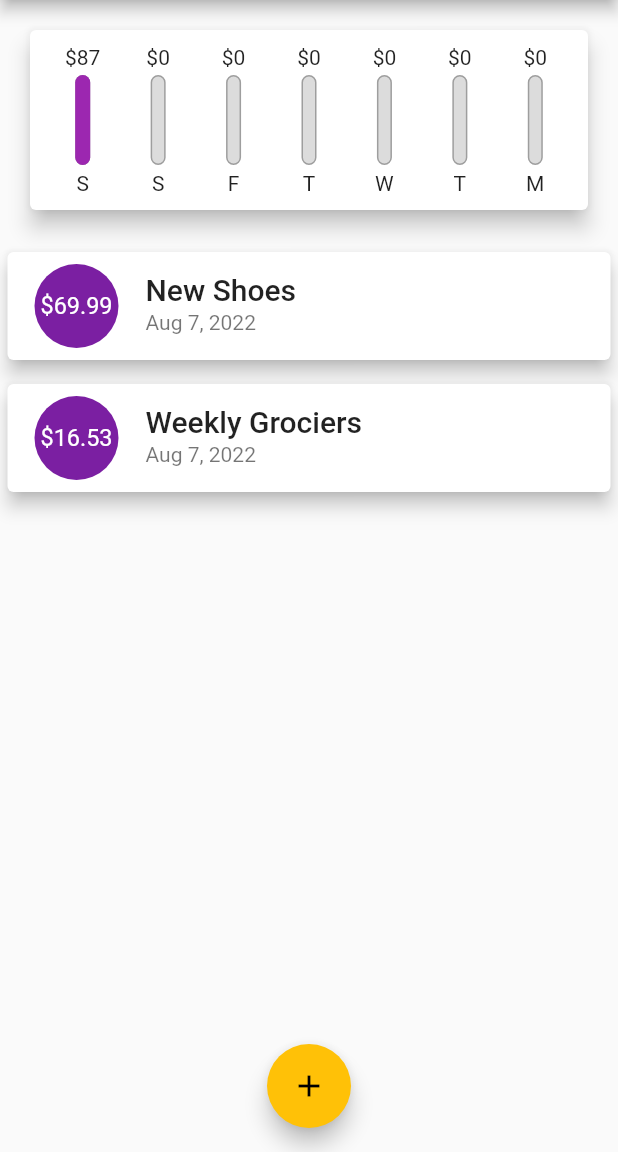
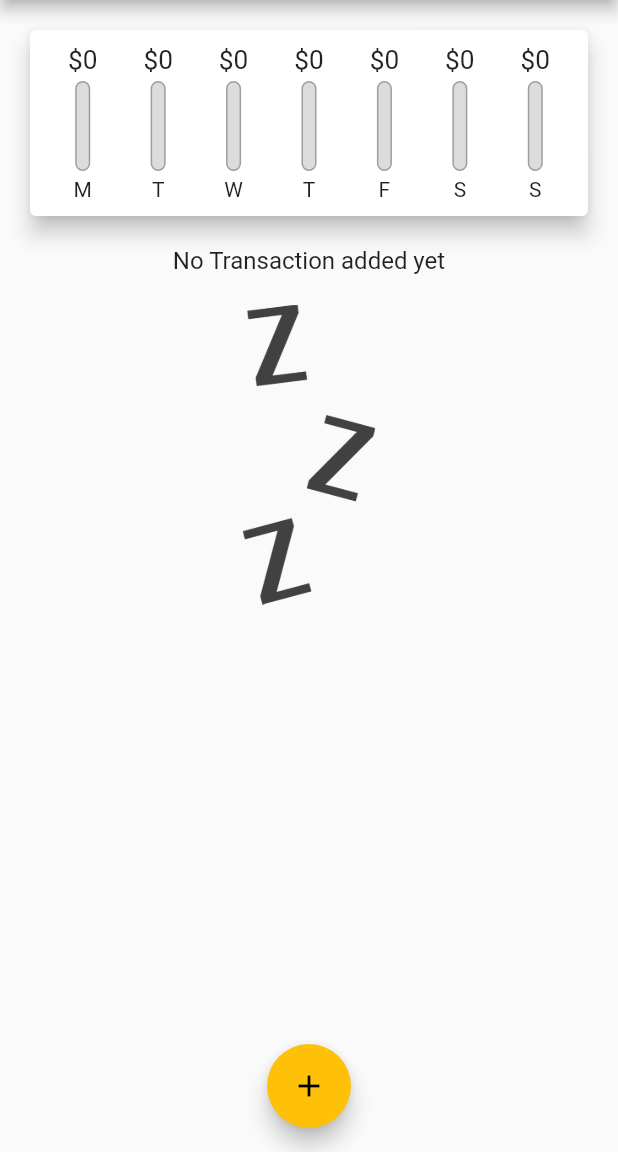
Before and after one commit to JohnKameel/Expensive-planner, a Flutter app: the screen it shows after launch, on a phone screen of 412 x 824 dp, the part 84-1236 px from its top. Run offline on Flutter 3.47's test engine with Material 2 defaults, Android fonts, the phone set to English and light mode, and no system bars; our stand-ins replace google_fonts, image_picker.

Commit message:
Improving the overall Chart

```diff
--- a/lib/main.dart
+++ b/lib/main.dart
@@ -34,18 +34,18 @@ class MyHomePage extends StatefulWidget {
 
 class _MyHomePageState extends State<MyHomePage> {
   final List<Transaction> _userTransactions = [
-    Transaction(
-      id: 't1',
-      title: 'New Shoes',
-      amount: 69.99,
-      date: DateTime.now(),
-    ),
-    Transaction(
-      id: 't2',
-      title: 'Weekly Grociers',
-      amount: 16.53,
-      date: DateTime.now(),
-    ),
+    // Transaction(
+    //   id: 't1',
+    //   title: 'New Shoes',
+    //   amount: 69.99,
+    //   date: DateTime.now(),
+    // ),
+    // Transaction(
+    //   id: 't2',
+    //   title: 'Weekly Grociers',
+    //   amount: 16.53,
+    //   date: DateTime.now(),
+    // ),
   ];
 
   List<Transaction> get _recentTransactions {
--- a/lib/widgets/chart.dart
+++ b/lib/widgets/chart.dart
@@ -31,7 +31,7 @@ class Chart extends StatelessWidget {
         'day': DateFormat.E().format(weekDay).substring(0, 1),
         'amount': totalSum,
       };
-    });
+    }).reversed.toList();
   }
 
   double get totalSpending {
--- a/lib/widgets/chart_bar.dart
+++ b/lib/widgets/chart_bar.dart
@@ -14,8 +14,11 @@ class ChartBar extends StatelessWidget {
   Widget build(BuildContext context) {
     return Column(
       children: <Widget>[
-        FittedBox(
-          child: Text('\$${spendingAmount.toStringAsFixed(0)}'),
+        Container(
+          height: 20,
+          child: FittedBox(
+            child: Text('\$${spendingAmount.toStringAsFixed(0)}'),
+          ),
         ),
         SizedBox(
           height: 4,
```
